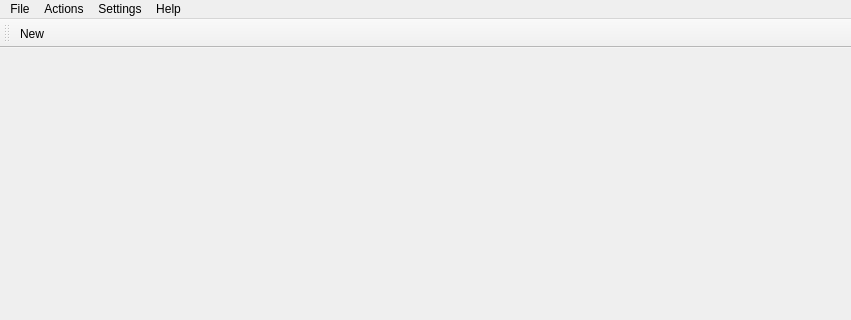
Above: ui/UI_GeneratorMainWindow.ui from amit-gp/Question-paper-generator before the change; both pictures show x 0 to 851 and y 0 to 320 of the 851 by 617 pixel window. Below: the same form after it.
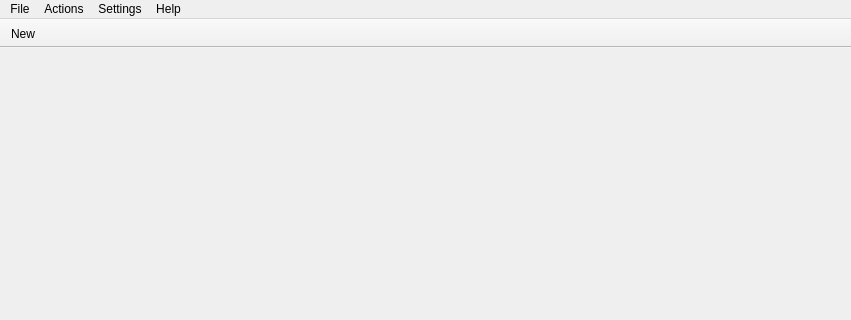
That is the form after the change. Icons and pictures are not drawn.

Patch:
```diff
--- a/ui/UI_GeneratorMainWindow.ui
+++ b/ui/UI_GeneratorMainWindow.ui
@@ -63,6 +63,9 @@
    <property name="windowTitle">
     <string>toolBar</string>
    </property>
+   <property name="movable">
+    <bool>false</bool>
+   </property>
    <attribute name="toolBarArea">
     <enum>TopToolBarArea</enum>
    </attribute>
```
Left out of the diff: 6 changed lines with no effect on the pictures.
